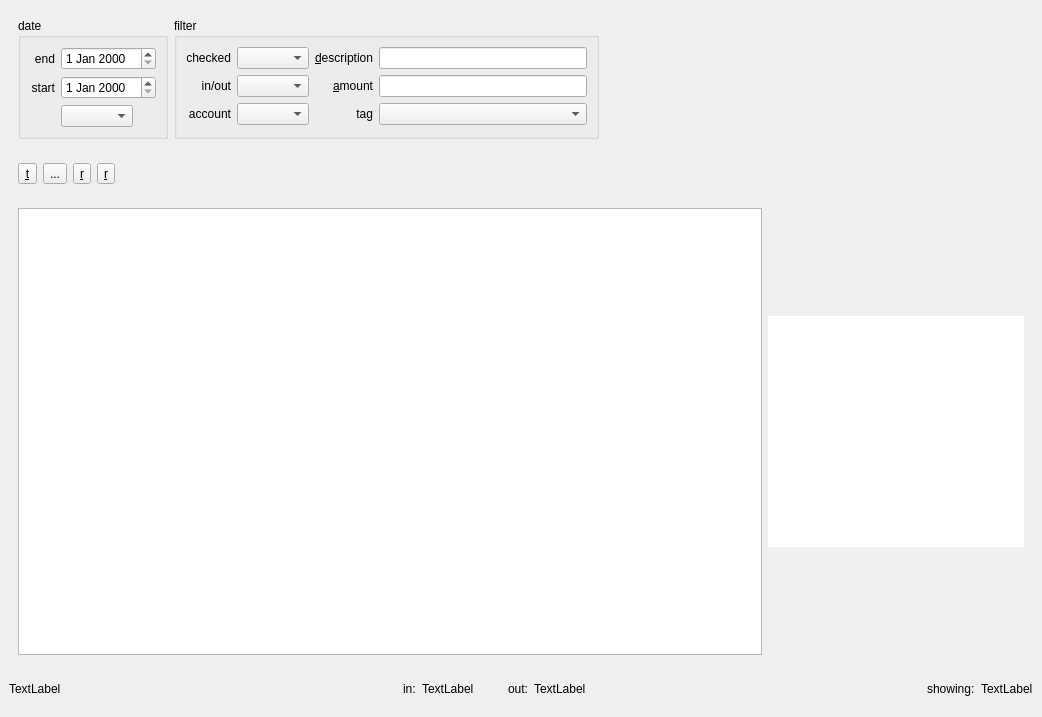
innerhippy/pydosh, file ui/pydosh.ui: the form before one commit.
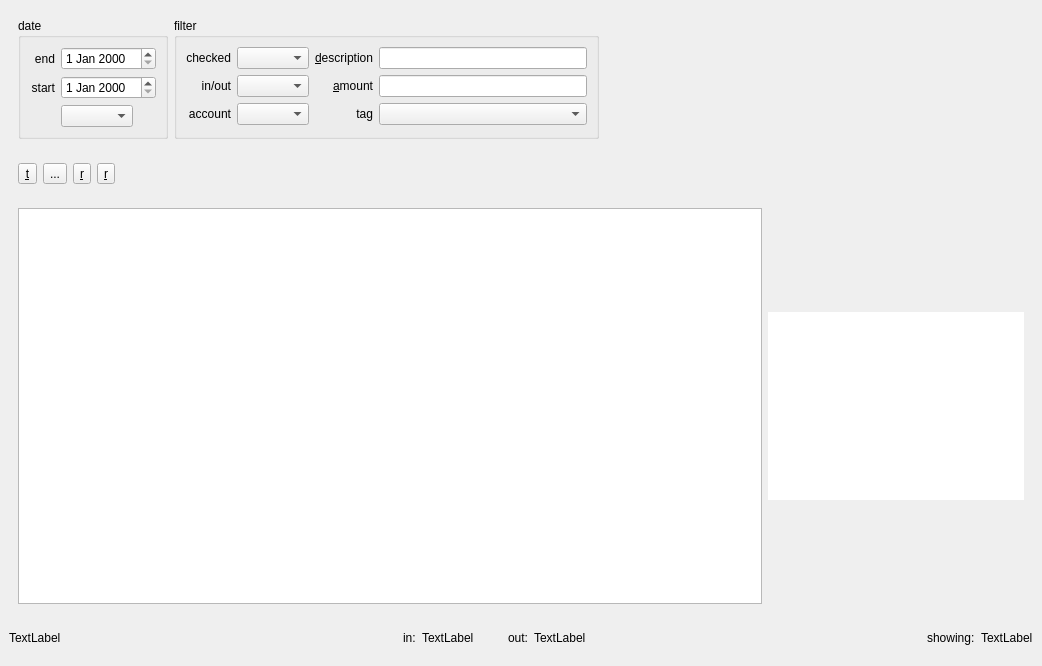
The form after the commit. Icons and pictures are not drawn. Custom widgets are drawn as their Qt base class.

```diff
--- a/ui/pydosh.ui
+++ b/ui/pydosh.ui
@@ -7,7 +7,7 @@
     <x>0</x>
     <y>0</y>
     <width>1042</width>
-    <height>717</height>
+    <height>666</height>
    </rect>
   </property>
   <property name="windowTitle">
@@ -486,7 +486,7 @@
              <enum>Qt::Vertical</enum>
             </property>
             <property name="sizeType">
-             <enum>QSizePolicy::Minimum</enum>
+             <enum>QSizePolicy::Expanding</enum>
             </property>
             <property name="sizeHint" stdset="0">
              <size>
@@ -499,7 +499,7 @@
           <item>
            <widget class="TagTableView" name="tagView">
             <property name="sizePolicy">
-             <sizepolicy hsizetype="Minimum" vsizetype="Minimum">
+             <sizepolicy hsizetype="Minimum" vsizetype="Expanding">
               <horstretch>0</horstretch>
               <verstretch>0</verstretch>
              </sizepolicy>
@@ -515,7 +515,7 @@
              <enum>Qt::Vertical</enum>
             </property>
             <property name="sizeType">
-             <enum>QSizePolicy::Minimum</enum>
+             <enum>QSizePolicy::Expanding</enum>
             </property>
             <property name="sizeHint" stdset="0">
              <size>
```
